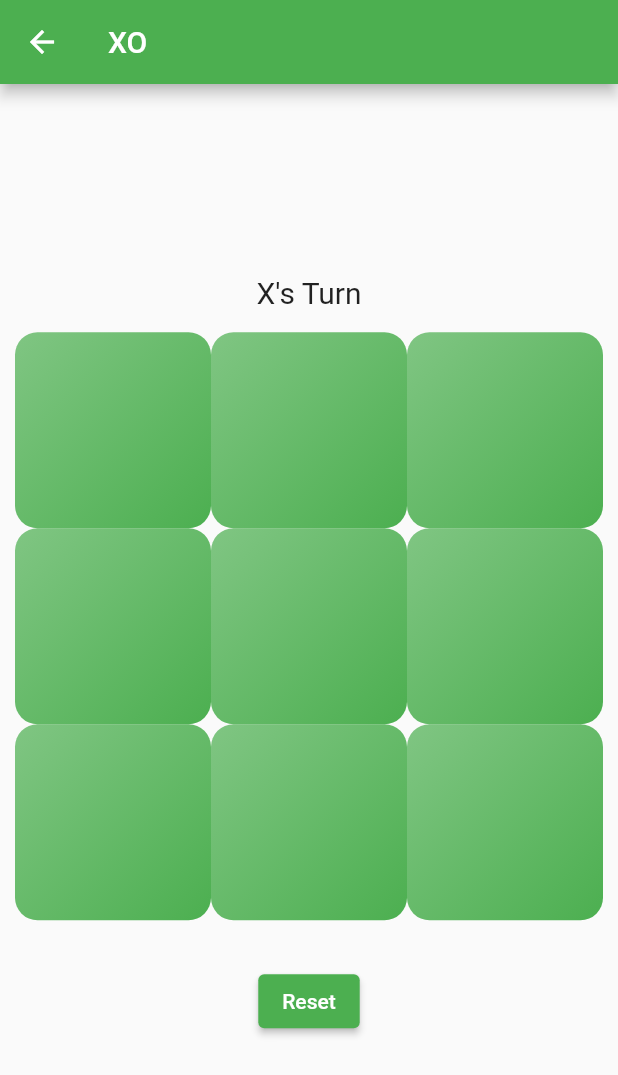
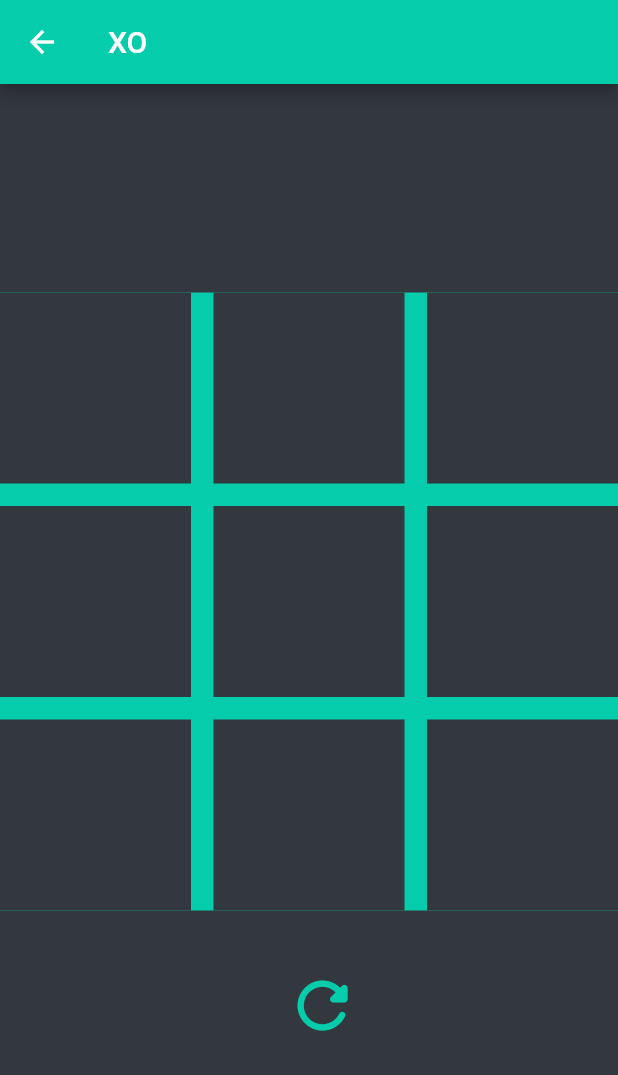
Before and after one commit to nikhilkd1999/Tic-Tac-Toe-Flutter, a Flutter app: the screen it shows after launch, after a tap on "HUMAN", on a phone screen of 412 x 824 dp. Shown: the top 1075 px of the screen. Run offline on Flutter 3.47's test engine with Material 2 defaults, Android fonts, the phone set to English and light mode, and no system bars; our stand-ins replace animated_splash_screen.

Commit message:
Updated UI

```diff
--- a/lib/choosePlayer_screen.dart
+++ b/lib/choosePlayer_screen.dart
@@ -14,22 +14,19 @@ class ChoosePlayerScreen extends StatelessWidget {
     return Scaffold(
       appBar: AppBar(
         title: Text('Choose Opponent'),
+        backgroundColor: themeGreen,
       ),
       body: Container(
         width: double.infinity,
+        color: themeBlack,
         child: Column(
           mainAxisAlignment: MainAxisAlignment.center,
           crossAxisAlignment: CrossAxisAlignment.center,
           children: [
-            Row(
-              mainAxisAlignment: MainAxisAlignment.spaceEvenly,
-              // crossAxisAlignment: CrossAxisAlignment.center,
-
-              children: [
             Container(
               // margin: EdgeInsets.all(10),
-                  height: boxLength * 0.4,
-                  width: boxLength * 0.4,
+              height: boxLength * 0.2,
+              width: boxLength * 0.8,
               child: InkWell(
                 onTap: () {
                   isBotEnabled = true;
@@ -43,8 +40,8 @@ class ChoosePlayerScreen extends StatelessWidget {
                     ),
                   );
                 },
-                    splashColor: Theme.of(context).primaryColor,
-                    borderRadius: BorderRadius.circular(15),
+                splashColor: themeGreen,
+                // borderRadius: BorderRadius.circular(15),
                 child: Container(
                   padding: const EdgeInsets.all(10),
                   // margin: const EdgeInsets.all(10),
@@ -53,7 +50,8 @@ class ChoosePlayerScreen extends StatelessWidget {
                       "BOT",
                       style: TextStyle(
                         fontSize: boxLength * 0.3 * 0.3,
-                            color: Colors.black.withOpacity(0.9),
+                        // color: themeYellow,
+                        color: Colors.white,
                         // fontWeight: FontWeight.bold,
                       ),
                     ),
@@ -61,19 +59,24 @@ class ChoosePlayerScreen extends StatelessWidget {
                   decoration: BoxDecoration(
                     gradient: LinearGradient(
                         colors: [
-                              Colors.green.withOpacity(0.7),
-                              Colors.green,
+                          themeGreen.withOpacity(0.7),
+                          themeGreen,
                         ],
                         begin: AlignmentDirectional.topStart,
                         end: AlignmentDirectional.bottomEnd),
-                        borderRadius: BorderRadius.circular(15),
+                    // borderRadius: BorderRadius.circular(15),
                   ),
                 ),
               ),
             ),
+            SizedBox(
+              height: 50,
+            ),
             Container(
-                  height: boxLength * 0.4,
-                  width: boxLength * 0.4,
+              // height: boxLength * 0.4,
+              // width: boxLength * 0.4,
+              height: boxLength * 0.2,
+              width: boxLength * 0.8,
               // margin: EdgeInsets.all(10),
               child: InkWell(
                 onTap: () {
@@ -88,8 +91,8 @@ class ChoosePlayerScreen extends StatelessWidget {
                     ),
                   );
                 },
-                    splashColor: Theme.of(context).primaryColor,
-                    borderRadius: BorderRadius.circular(15),
+                splashColor: themeGreen,
+                // borderRadius: BorderRadius.circular(15),
                 child: Container(
                   padding: const EdgeInsets.all(10),
                   // margin: const EdgeInsets.all(10),
@@ -98,7 +101,8 @@ class ChoosePlayerScreen extends StatelessWidget {
                       "HUMAN",
                       style: TextStyle(
                         fontSize: boxLength * 0.3 * 0.3,
-                            color: Colors.black.withOpacity(0.9),
+                        // color: themeOrange,
+                        color: Colors.white,
                         // fontWeight: FontWeight.bold
                       ),
                     ),
@@ -106,17 +110,15 @@ class ChoosePlayerScreen extends StatelessWidget {
                   decoration: BoxDecoration(
                     gradient: LinearGradient(
                         colors: [
-                              Colors.green.withOpacity(0.7),
-                              Colors.green,
+                          themeGreen.withOpacity(0.7),
+                          themeGreen,
                         ],
                         begin: AlignmentDirectional.topStart,
                         end: AlignmentDirectional.bottomEnd),
-                        borderRadius: BorderRadius.circular(15),
+                    // borderRadius: BorderRadius.circular(15),
                   ),
                 ),
               ),
-                ),
-              ],
             ),
           ],
         ),
--- a/lib/home_page_screen.dart
+++ b/lib/home_page_screen.dart
@@ -20,40 +20,50 @@ class _MyHomePageState extends State<MyHomePage> {
     return Scaffold(
       appBar: AppBar(
         title: Text('XO'),
+        backgroundColor: themeGreen,
       ),
-      body: Center(
-        child: Container(
+      body: Container(
+        color: themeBlack,
         width: double.infinity,
         // color: winner=="" ? Colors.white : Colors.black,
+        padding: EdgeInsets.all(0),
         child: Column(
           crossAxisAlignment: CrossAxisAlignment.center,
           mainAxisAlignment: MainAxisAlignment.center,
           children: [
-              if (!isBotEnabled)
-                Container(
-                  margin: EdgeInsets.all(5),
-                  child: Text(
-                    getWinner(LST) == ""
-                        ? (Xchance ? "X's Turn" : "O's Turn")
-                        : "",
-                    style: TextStyle(fontSize: 20),
-                  ),
-                ),
+            // if (!isBotEnabled)
+            //   Container(
+            //     margin: EdgeInsets.all(5),
+            //     child: Text(
+            //       getWinner(LST) == ""
+            //           ? (Xchance ? "X's Turn" : "O's Turn")
+            //           : "Tie",
+            //       style: TextStyle(fontSize: 20),
+            //     ),
+            //   ),
             Container(
               height: boxLength,
               width: boxLength,
+              color: themeGreen,
+              padding: EdgeInsets.all(0),
+              // margin: EdgeInsets.all(0),
 
-                padding: EdgeInsets.all(10),
+              // padding: EdgeInsets.all(10),
               // margin: EdgeInsets.all(10),
 
               child: GridView.count(
                 crossAxisCount: 3,
+                padding: EdgeInsets.all(0),
+                mainAxisSpacing: 15,
+                crossAxisSpacing: 15,
+                // shrinkWrap: true,
                 children: LST.asMap().entries.map((entry) {
                   int ind = entry.key;
                   // int n = Random();
 
                   return Container(
                     // margin: EdgeInsets.all(10),
+                    padding: EdgeInsets.all(0),
                     // height: boxLength*0.1,
                     // width: boxLength*0.1,
                     child: InkWell(
@@ -66,6 +76,7 @@ class _MyHomePageState extends State<MyHomePage> {
                           Xchance = !Xchance;
                           // countt=0;
                           if (isBotEnabled) {
+                            // sleep(const Duration(milliseconds: 500));
                             bestMove(LST);
                           }
                           // print(countt);
@@ -80,35 +91,43 @@ class _MyHomePageState extends State<MyHomePage> {
                           }
                         });
                       },
-                        splashColor: Theme.of(context).primaryColor,
-                        borderRadius: BorderRadius.circular(15),
+                      // splashColor: Theme.of(context).primaryColor,
+                      // splashColor: themeBlack,
+                      splashColor: Colors.white,
+                      // borderRadius: BorderRadius.circular(15),
                       child: Container(
                         padding: const EdgeInsets.all(10),
                         // margin: const EdgeInsets.all(10),
+                        // color: Color.fromRGBO(51, 56, 63, 1),
+                        color: (colorWinner(ind) ? Colors.black : themeBlack),
                         child: Center(
                           child: LST[ind] == "Avni"
                               ? Text("")
                               : Text(
                                   LST[ind],
                                   style: TextStyle(
-                                      fontSize: boxLength * 0.3 * 0.5,
-                                      color: Colors.black.withOpacity(0.9),
-                                      // fontWeight: FontWeight.bold,
+                                    fontSize: boxLength * 0.2,
+                                    color: LST[ind] == "X"
+                                        ? themeYellow
+                                        : themeOrange,
+                                    fontWeight: FontWeight.bold,
                                   ),
                                 ),
                         ),
 
-                          decoration: BoxDecoration(
-                            gradient: LinearGradient(
-                                colors: [
-                                  (colorWinner(ind) ? Colors.red : Colors.green)
-                                      .withOpacity(0.7),
-                                  (colorWinner(ind) ? Colors.red : Colors.green)
-                                ],
-                                begin: AlignmentDirectional.topStart,
-                                end: AlignmentDirectional.bottomEnd),
-                            borderRadius: BorderRadius.circular(15),
-                          ),
+                        // decoration: BoxDecoration(color: themeBlack),
+
+                        // decoration: BoxDecoration(
+                        //   gradient: LinearGradient(
+                        //       colors: [
+                        //         (colorWinner(ind) ? Colors.black : themeBlack)
+                        //             .withOpacity(0.9),
+                        //         (colorWinner(ind) ? Colors.black : themeBlack)
+                        //       ],
+                        //       begin: AlignmentDirectional.topStart,
+                        //       end: AlignmentDirectional.bottomEnd),
+                        //   // borderRadius: BorderRadius.circular(15),
+                        // ),
                       ),
                     ),
                   );
@@ -117,29 +136,55 @@ class _MyHomePageState extends State<MyHomePage> {
 
               // child: LST.asMap().map((key, value) {}).toList(),
             ),
-              if (winner != "")
-                Text(
-                  winner == "Tie" ? "Tie" : "Winner is " + winner + " !!",
-                  style: TextStyle(fontSize: 30),
-                ),
+            // if (winner != "")
+            // Text(
+            //   winner == "Tie" ? "Tie" : "Winner is " + winner + " !!",
+            //   style: TextStyle(fontSize: 30),
+            // ),
             // if (winner == "")
             SizedBox(
-                height: 10,
+              height: 30,
             ),
+            // Container(
+            //   margin: EdgeInsets.all(10),
+            //   child:
+
+            //   ElevatedButton(
+            //       onPressed: () {
+            //         setState(() {
+            //           reset(LST);
+            //         });
+            //       },
+            //       child: Text("Reset")),
+            // ),
             Container(
-                margin: EdgeInsets.all(10),
-                child: ElevatedButton(
+                child: IconButton(
+                    icon: Icon(
+                      Icons.refresh_rounded,
+                      size: 50,
+                      color: themeGreen,
+                    ),
                     onPressed: () {
                       setState(() {
                         reset(LST);
                       });
-                    },
-                    child: Text("Reset")),
-              )
+                    })),
           ],
         ),
       ),
-      ),
+
+      // floatingActionButtonLocation: FloatingActionButtonLocation.endDocked,
+
+      // floatingActionButton: FloatingActionButton(
+      //   child: Icon(Icons.refresh_rounded),
+      //   foregroundColor: themeOrange,
+      //   backgroundColor: themeGreen,
+      //   onPressed: () {
+      //     setState(() {
+      //       reset(LST);
+      //     });
+      //   },
+      // ),
     );
   }
 }
--- a/lib/lst.dart
+++ b/lib/lst.dart
@@ -1 +1,10 @@
+
+
+import 'package:flutter/cupertino.dart';
+
 final LST = List<String>.filled(9, "", growable: false);
+
+Color themeBlack = const Color.fromRGBO(51, 56, 63, 1);
+Color themeGreen = const Color.fromRGBO(5, 204, 171, 1);
+Color themeYellow = const Color.fromRGBO(255, 217, 0, 1);
+Color themeOrange = const Color.fromRGBO(250, 92, 12, 1);
--- a/lib/main.dart
+++ b/lib/main.dart
@@ -1,12 +1,10 @@
 import 'package:tic_tac_toe/choosePlayer_screen.dart';
+import 'package:tic_tac_toe/home_page_screen.dart';
+import 'package:tic_tac_toe/lst.dart';
 import 'package:tic_tac_toe/splash_scree.dart';
 import 'package:flutter/material.dart';
 import 'package:flutter/services.dart';
 import 'package:animated_splash_screen/animated_splash_screen.dart';
-
-import 'package:animated_splash_screen/animated_splash_screen.dart';
-import 'package:flutter/material.dart';
-import 'package:page_transition/page_transition.dart';
 
 void main() {
 // Restrict to vertical mode
@@ -25,14 +23,19 @@ class MyApp extends StatelessWidget {
     return MaterialApp(
       theme: ThemeData(
         primarySwatch: Colors.green,
+        // primarySwatch: themeGreen,
         accentColor: Colors.red,
       ),
       home: AnimatedSplashScreen(
+        splashIconSize: 1000,
         duration: 2000,
         splash: SplashScreen(),
+        // splash: MyHomePage(),
         nextScreen: ChoosePlayerScreen(),
+        // nextScreen: MyHomePage(),
         // splashTransition: SplashTransition.fadeTransition,
         // pageTransitionType: PageTransitionType.scale,
+        backgroundColor: themeBlack,
         // backgroundColor: Colors.blue,
       ),
     );
--- a/lib/splash_scree.dart
+++ b/lib/splash_scree.dart
@@ -4,17 +4,20 @@ class SplashScreen extends StatelessWidget {
   @override
   Widget build(BuildContext context) {
     return Scaffold(
-      body: Container(
-        width: double.infinity,
-        height: 900,
-        color: Colors.deepPurple,
+      body: Center(
         child: Container(
-            child: Image.asset(
-          'assets/images/xo.gif',
-          alignment: Alignment.center,
-          fit: BoxFit.contain,
-        )),
-        // child: Image.asset('assets/images/xo.riv', fit: BoxFit.cover,),
+          // width: double.infinity,
+
+          // color: themeBlack,
+          child: Image.asset(
+            'assets/images/icon.png',
+            alignment: Alignment.center,
+            fit: BoxFit.contain,
+            // width: 200,
+            // height: 900,
+          ),
+          // child: Image.asset('assets/images/xo.riv', fit: BoxFit.cover,),
+        ),
       ),
     );
   }
--- a/pubspec.yaml
+++ b/pubspec.yaml
@@ -50,9 +50,7 @@ flutter:
 
   # To add assets to your application, add an assets section, like this:
   assets:
-    - assets/images/winner.gif
-    - assets/images/xo.gif
-    - assets/images/xo.png
+    - assets/images/icon.png
   #   - images/a_dot_ham.jpeg
 
   # An image asset can refer to one or more resolution-specific "variants", see
```
Also changed, not shown: assets/images/winner.gif (deleted), assets/images/xo.gif (deleted), assets/images/xo.png (deleted), assets/images/xo.webp (deleted), 1 other file. Lines whose indentation alone changed are shown as unchanged.
